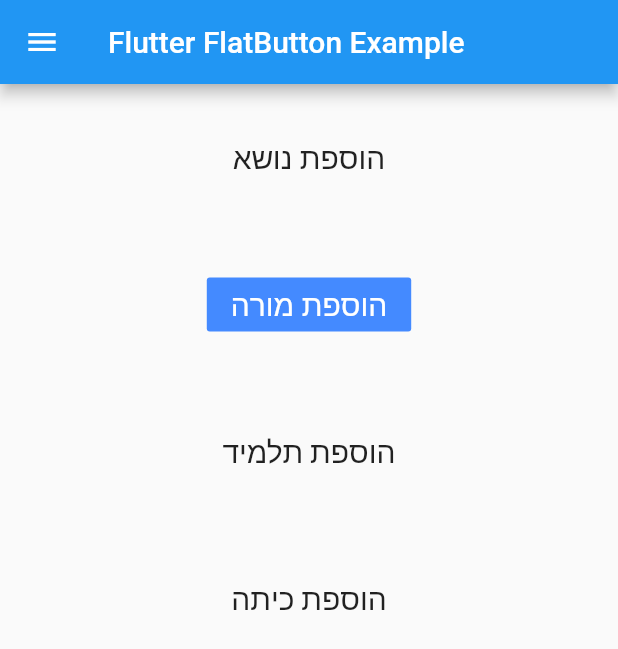
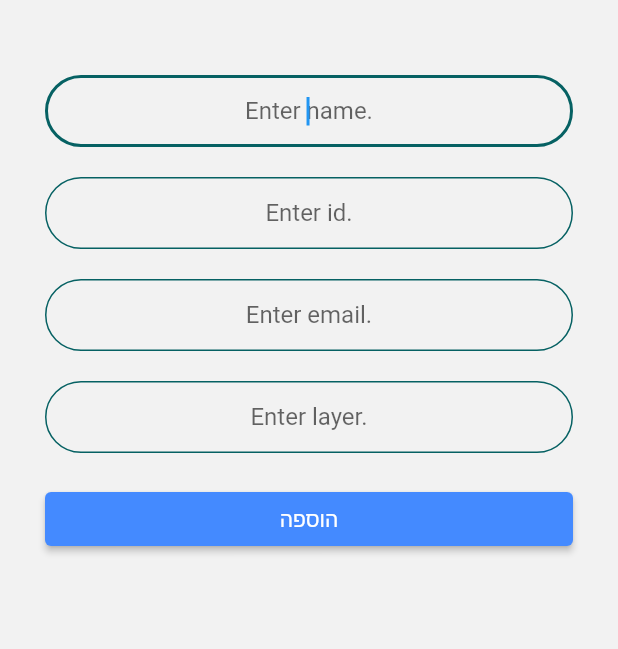
Before and after one commit to salemgu1/HSTT-HighSchoolTimeTabling, a Flutter app: the AfterLogin screen opened directly, after a tap on "הוספת תלמיד", on a phone screen of 412 x 824 dp. Shown: the top 649 px of the screen. Run offline on Flutter 3.47's test engine with Material 2 defaults, Android fonts, the phone set to English and light mode, and no system bars; our stand-ins replace parse_server_sdk_flutter; missing offline and left inert: connectivity_plus_web, package_info_plus_web, shared_preferences_web.

Commit message:
add student option
add student option for the manager(id, email...) and save this in DB

```diff
--- /dev/null
+++ b/lib/AdminPages/AddStudent.dart
@@ -0,0 +1,123 @@
+import 'package:flutter/material.dart';
+import 'package:parse_server_sdk_flutter/parse_server_sdk.dart';
+import 'dart:convert';
+import 'dart:async';
+import 'package:flutter/material.dart';
+import '../constants.dart';
+import '../components/rounded_button.dart';
+import '../components/key.dart';
+
+
+class Student extends StatefulWidget {
+  @override
+  _AddStudent createState() => _AddStudent();
+}
+
+class _AddStudent extends State<Student> {
+  // late String name;
+
+  final name = TextEditingController();
+  final email = TextEditingController();
+  final layer = TextEditingController();
+  final id_number = TextEditingController();
+
+
+  void addUser() async {
+    if (name.text
+        .trim()
+        .isEmpty && email.text
+        .trim()
+        .isEmpty&& layer.text
+        .trim()
+        .isEmpty && id_number.text
+        .trim()
+        .isEmpty) {
+      SnackBar(
+        content: Text("Empty title"),
+        duration: Duration(seconds: 2),
+      );
+      return;
+    }
+    await saveStudent(name.text, email.text, layer.text, id_number.text);
+  }
+
+  @override
+  Widget build(BuildContext context) {
+    return new MaterialApp(
+      home: new Scaffold(
+        backgroundColor: const Color(0xffF2F2F2),
+        body: SingleChildScrollView(
+          child: Container(
+            padding: const EdgeInsets.all(30.0),
+            decoration: const BoxDecoration(
+              color: Color(0xffF2F2F2),
+            ),
+            child: Column(
+              crossAxisAlignment: CrossAxisAlignment.stretch,
+              children: [
+                const SizedBox(
+                  height: 20.0,
+                ),
+                TextField(
+                  controller: name,
+                  autofocus: true,
+                  textAlign: TextAlign.center,
+                  decoration:
+                  kTextFieldDecoration.copyWith(hintText: 'Enter name.'),
+                ),
+                const SizedBox(
+                  height: 20.0,
+                ),
+                TextField(
+                  controller: id_number,
+                  autofocus: true,
+                  textAlign: TextAlign.center,
+                  decoration:
+                  kTextFieldDecoration.copyWith(hintText: 'Enter id.'),
+                ),
+                const SizedBox(
+                  height: 20.0,
+                ),
+                TextField(
+                  controller: email,
+                  autofocus: true,
+                  textAlign: TextAlign.center,
+                  decoration:
+                  kTextFieldDecoration.copyWith(hintText: 'Enter email.'),
+                ),
+                const SizedBox(
+                  height: 20.0,
+                ),
+                TextField(
+                  controller: layer,
+                  autofocus: true,
+                  textAlign: TextAlign.center,
+                  decoration:
+                  kTextFieldDecoration.copyWith(hintText: 'Enter layer.'),
+                ),
+                const SizedBox(
+                  height: 20.0,
+                ),
+                ElevatedButton(
+                    style: ElevatedButton.styleFrom(
+                      onPrimary: Colors.white,
+                      primary: Colors.blueAccent,
+                    ),
+                    onPressed: addUser,
+                    child: Text("הוספה")),
+              ],
+            ),
+          ),
+        ),
+      ),
+    );
+  }
+
+  Future<void> saveStudent(String name, String email,
+      String layer, String id) async {
+    final student = ParseObject('Student')
+      ..set('name', name)..set('email', email)..set(
+          'layer', layer)..set('id_number', id);
+    await student.save();
+  }
+}
--- a/lib/AdminPages/AfterLogin.dart
+++ b/lib/AdminPages/AfterLogin.dart
@@ -2,6 +2,7 @@ import 'package:flutter/material.dart';
 import 'package:timetabler/registration/Login.dart';
 import 'package:parse_server_sdk_flutter/parse_server_sdk.dart';
 import '../AdminPages/AddTeacher.dart';
+import '../AdminPages/AddStudent.dart';
 
 class AfterLogin extends StatelessWidget {
 
@@ -98,7 +99,7 @@ class AfterLogin extends StatelessWidget {
                 onPressed: () {               Navigator.push(
                     context,
                     MaterialPageRoute(builder:( context) {
-                      return AfterLogin();
+                      return Student();
                     },
                     ));},
               ),
```
